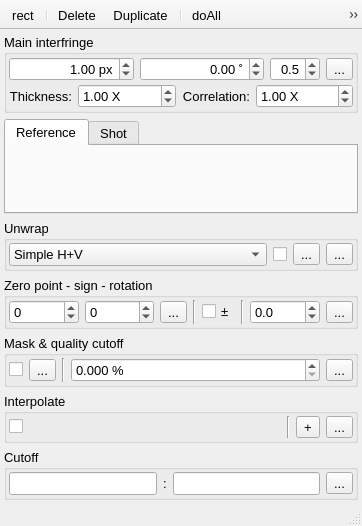
First picture: the form in plugins/Interferometry/Interferometry.ui, repository NeutrinoToolkit/Neutrino, before the edit.
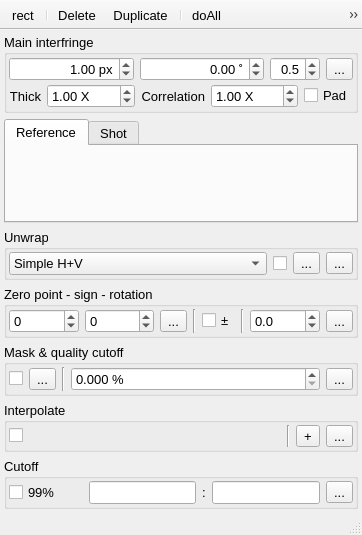
Second picture: the form after the edit. Icons and pictures are not drawn.

Commit message: add 99% of cutoff to interferometry

Patch:
```diff
--- a/plugins/Interferometry/Interferometry.ui
+++ b/plugins/Interferometry/Interferometry.ui
@@ -7,7 +7,7 @@
     <x>0</x>
     <y>0</y>
     <width>362</width>
-    <height>526</height>
+    <height>535</height>
    </rect>
   </property>
   <property name="font">
@@ -92,7 +92,7 @@
        </item>
        <item row="1" column="1" colspan="4">
         <widget class="QWidget" name="widget_2" native="true">
-         <layout class="QHBoxLayout" name="horizontalLayout_4" stretch="0,1,0,1">
+         <layout class="QHBoxLayout" name="horizontalLayout_4" stretch="0,1,0,1,0">
           <property name="leftMargin">
            <number>0</number>
           </property>
@@ -113,7 +113,7 @@
              </font>
             </property>
             <property name="text">
-             <string>Thickness:</string>
+             <string>Thick</string>
             </property>
             <property name="alignment">
              <set>Qt::AlignRight|Qt::AlignTrailing|Qt::AlignVCenter</set>
@@ -156,7 +156,7 @@
              </font>
             </property>
             <property name="text">
-             <string>Correlation:</string>
+             <string>Correlation</string>
             </property>
             <property name="alignment">
              <set>Qt::AlignRight|Qt::AlignTrailing|Qt::AlignVCenter</set>
@@ -191,6 +191,21 @@
             </property>
            </widget>
           </item>
+          <item>
+           <widget class="QCheckBox" name="padding">
+            <property name="font">
+             <font>
+              <pointsize>10</pointsize>
+             </font>
+            </property>
+            <property name="text">
+             <string>Pad</string>
+            </property>
+            <property name="neutrinoSave" stdset="0">
+             <bool>true</bool>
+            </property>
+           </widget>
+          </item>
          </layout>
         </widget>
        </item>
@@ -743,6 +758,37 @@
        <property name="bottomMargin">
         <number>2</number>
        </property>
+       <item>
+        <widget class="QCheckBox" name="display99">
+         <property name="font">
+          <font>
+           <pointsize>10</pointsize>
+          </font>
+         </property>
+         <property name="toolTip">
+          <string>Cutoff image to show 99% of pixels</string>
+         </property>
+         <property name="text">
+          <string>99%</string>
+         </property>
+         <property name="neutrinoSave" stdset="0">
+          <bool>true</bool>
+         </property>
+        </widget>
+       </item>
+       <item>
+        <spacer name="horizontalSpacer_2">
+         <property name="orientation">
+          <enum>Qt::Horizontal</enum>
+         </property>
+         <property name="sizeHint" stdset="0">
+          <size>
+           <width>40</width>
+           <height>20</height>
+          </size>
+         </property>
+        </spacer>
+       </item>
        <item>
         <widget class="QLineEdit" name="cutoffMin">
          <property name="font">
```
Left out of the diff: 6 changed lines with no effect on the pictures. The commit also changes 25 other files.
